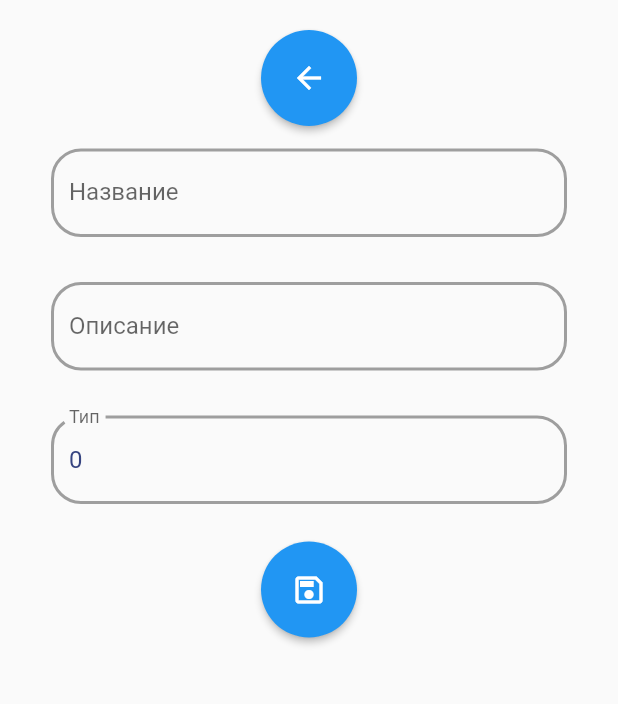
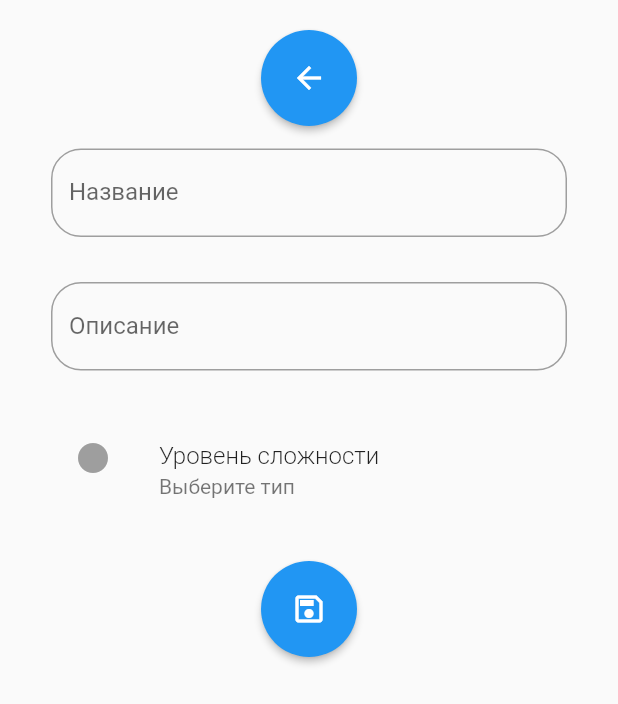
Before and after one commit to ksushkin422/z_api, a Flutter app: the screen it shows after launch, after a tap on the "library add" icon, on a phone screen of 412 x 824 dp. Shown: the top 704 px of the screen. Run offline on Flutter 3.47's test engine with Material 2 defaults, Android fonts, the phone set to English and light mode, and no system bars; our stand-ins replace date_format, dio, rxdart; missing offline and left inert: masonry_grid; network calls fail.

Commit message:
beautiful dots :)

```diff
--- /dev/null
+++ b/lib/services/select_kind.dart
@@ -0,0 +1,19 @@
+
+List kinds = [
+  {
+    "kind_id": 1,
+    "kind_str": "Легко"
+  },
+  {
+    "kind_id": 2,
+    "kind_str": "Средне"
+  },
+  {
+    "kind_id": 3,
+    "kind_str": "Тяжело"
+  },
+  {
+    "kind_id": 4,
+    "kind_str": "Невыполнимо"
+  },
+];
--- a/lib/services/types_items.dart
+++ b/lib/services/types_items.dart
@@ -5,18 +5,17 @@ import 'package:flutter/material.dart';
 
 getColorType(int number) {
   switch (number.toInt()) {
+
+    case 0:
+      return Colors.grey;
     case 1:
+      return Colors.teal;
+    case 2:
       return Colors.deepPurple;
-    case 2:
-      return Colors.teal;
     case 3:
-      return Colors.lightBlue;
+      return Colors.orangeAccent;
     case 4:
-      return Colors.amberAccent;
-    case 5:
-      return Colors.purpleAccent;
-    case 6:
-      return Colors.green;
+      return Colors.red;
   }
-  return Colors.red;
+  return Colors.amberAccent;
 }
--- a/lib/ui/home.dart
+++ b/lib/ui/home.dart
@@ -46,6 +46,7 @@ class _HomeState extends State<Home> {
       ),
       body: SafeArea(
         child: SingleChildScrollView(
+          padding: EdgeInsets.symmetric(vertical: 20, horizontal: 5),
           child: _steramBuilder(),
         ),
       ),
--- a/lib/ui/new_item_form.dart
+++ b/lib/ui/new_item_form.dart
@@ -4,6 +4,8 @@ import 'dart:developer' as developer;
 import 'package:flutter/services.dart';
 import 'package:intl/intl.dart';
 import 'package:my_game/bloc/base.dart';
+import 'package:my_game/services/select_kind.dart';
+import 'package:my_game/services/types_items.dart';
 
 class AddItem extends StatefulWidget {
   @override
@@ -25,6 +27,8 @@ class _AddItemState extends State<AddItem> {
   String text = '';
   int kind = 0;
   bool completed = false;
+  String selected_kind = '';
+  int selected_kind_id = 0;
 
   @override
   Widget build(BuildContext context) {
@@ -76,26 +80,28 @@ class _AddItemState extends State<AddItem> {
                                 borderRadius: BorderRadius.circular(20.0),
                                 borderSide: BorderSide(
                                   color: Color(0xFF364480),
+                                  width: 1.0,
                                 ),
                               ),
                               errorBorder: OutlineInputBorder(
                                 borderRadius: BorderRadius.circular(20.0),
                                 borderSide: BorderSide(
                                   color: Colors.red,
+                                  width: 1.0,
                                 ),
                               ),
                               focusedBorder: OutlineInputBorder(
                                 borderRadius: BorderRadius.circular(20.0),
                                 borderSide: BorderSide(
                                   color: Color(0xFF364480),
+                                  width: 1.0,
                                 ),
                               ),
                               enabledBorder: OutlineInputBorder(
                                 borderRadius: BorderRadius.circular(20.0),
                                 borderSide: BorderSide(
                                   color: Colors.grey,
-                                  width: 2.0,
-                                ),
+                                  width: 1.0,                                ),
                               ),
                             ))),
                     Padding(
@@ -116,75 +122,43 @@ class _AddItemState extends State<AddItem> {
                                 borderRadius: BorderRadius.circular(20.0),
                                 borderSide: BorderSide(
                                   color: Color(0xFF364480),
+                                  width: 1.0,
                                 ),
                               ),
                               errorBorder: OutlineInputBorder(
                                 borderRadius: BorderRadius.circular(20.0),
                                 borderSide: BorderSide(
                                   color: Colors.red,
+                                  width: 1.0,
                                 ),
                               ),
                               focusedBorder: OutlineInputBorder(
                                 borderRadius: BorderRadius.circular(20.0),
                                 borderSide: BorderSide(
                                   color: Color(0xFF364480),
+                                  width: 1.0,
                                 ),
                               ),
                               enabledBorder: OutlineInputBorder(
                                 borderRadius: BorderRadius.circular(20.0),
                                 borderSide: BorderSide(
                                   color: Colors.grey,
-                                  width: 2.0,
-                                ),
+                                  width: 1.0,                                ),
                               ),
                             ))),
-                    Padding(
-                        padding:
-                            EdgeInsets.symmetric(horizontal: 10, vertical: 15),
-                        child: TextFormField(
-                            validator: (value) {
-                              if (value!.isEmpty)
-                                return 'Пожалуйста введите Тип';
-                            },
-                            onChanged: (val) {
-                              kind = int.parse(val);
-                            },
-                            textInputAction: TextInputAction.next,
-                            autofocus: false,
-                            style: TextStyle(color: Color(0xFF364480)),
-                            initialValue: (kind).toString(),
-                            keyboardType: TextInputType.number,
-                            inputFormatters: <TextInputFormatter>[
-                              FilteringTextInputFormatter.digitsOnly
-                            ],
-                            decoration: InputDecoration(
-                              labelText: "Тип",
-                              border: OutlineInputBorder(
-                                borderRadius: BorderRadius.circular(20.0),
-                                borderSide: BorderSide(
-                                  color: Color(0xFF364480),
-                                ),
-                              ),
-                              errorBorder: OutlineInputBorder(
-                                borderRadius: BorderRadius.circular(20.0),
-                                borderSide: BorderSide(
-                                  color: Colors.red,
-                                ),
-                              ),
-                              focusedBorder: OutlineInputBorder(
-                                borderRadius: BorderRadius.circular(20.0),
-                                borderSide: BorderSide(
-                                  color: Color(0xFF364480),
-                                ),
-                              ),
-                              enabledBorder: OutlineInputBorder(
-                                borderRadius: BorderRadius.circular(20.0),
-                                borderSide: BorderSide(
-                                  color: Colors.grey,
-                                  width: 2.0,
-                                ),
-                              ),
-                            ))),
+              Padding(
+                  padding:
+                  EdgeInsets.symmetric(horizontal: 10, vertical: 15),
+                  child: ListTile(
+                    leading: Icon(Icons.circle, color: getColorType(selected_kind_id),),
+                    title: Text('Уровень сложности', style: TextStyle(fontWeight: FontWeight.w300),),
+                    subtitle: (selected_kind_id==0)?Text('Выберите тип'):Text('$selected_kind'),
+                    onTap: (){
+                      selectKind();
+                    },
+                  )
+              ),
+
                     const SizedBox(height: 10.0),
                     ElevatedButton(
                       onPressed: () async {
@@ -217,4 +191,41 @@ class _AddItemState extends State<AddItem> {
                   ])))),
     );
   }
+
+  selectKind(){
+    showCupertinoModalPopup(
+      context: context,
+      barrierDismissible: false,
+      builder: (BuildContext context) {
+        return CupertinoActionSheet(
+          actions: [
+            ...kinds.map((kind)=>
+                CupertinoActionSheetAction(
+                    onPressed: () {
+                      setState(() {
+
+                      developer.log('Данные');
+                      developer.log('${kind['kind_str']}');
+                      developer.log('${kind['kind_id']}');
+                      selected_kind = kind['kind_str'];
+                      selected_kind_id = kind['kind_id'];
+                      Navigator.pop(context);
+                      });
+                    },
+                    child: Text('${kind['kind_str']}',)
+                )
+            ).toList(),
+
+
+          ],
+          cancelButton: CupertinoActionSheetAction(
+              onPressed: () {
+                Navigator.pop(context);
+              },
+              child: Text('Отмена')),
+        )
+        ;
+      },
+    );
+  }
 }
```
Also changed, not shown: lib/ui/update_item_form.dart (+58 -56 lines).
